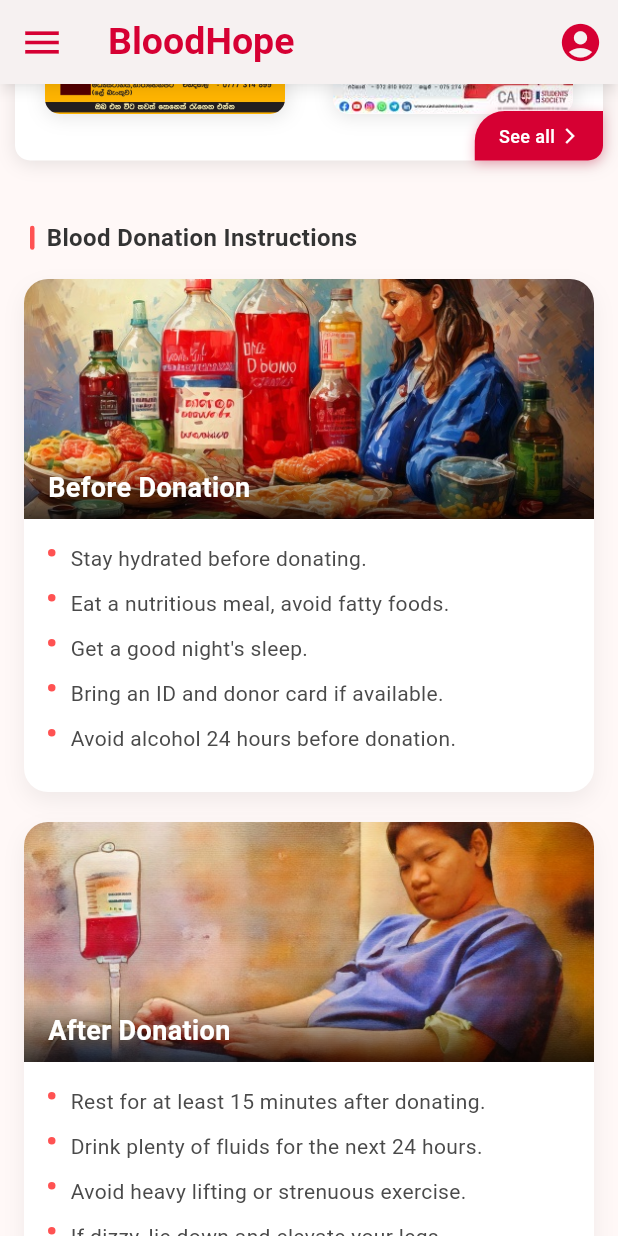
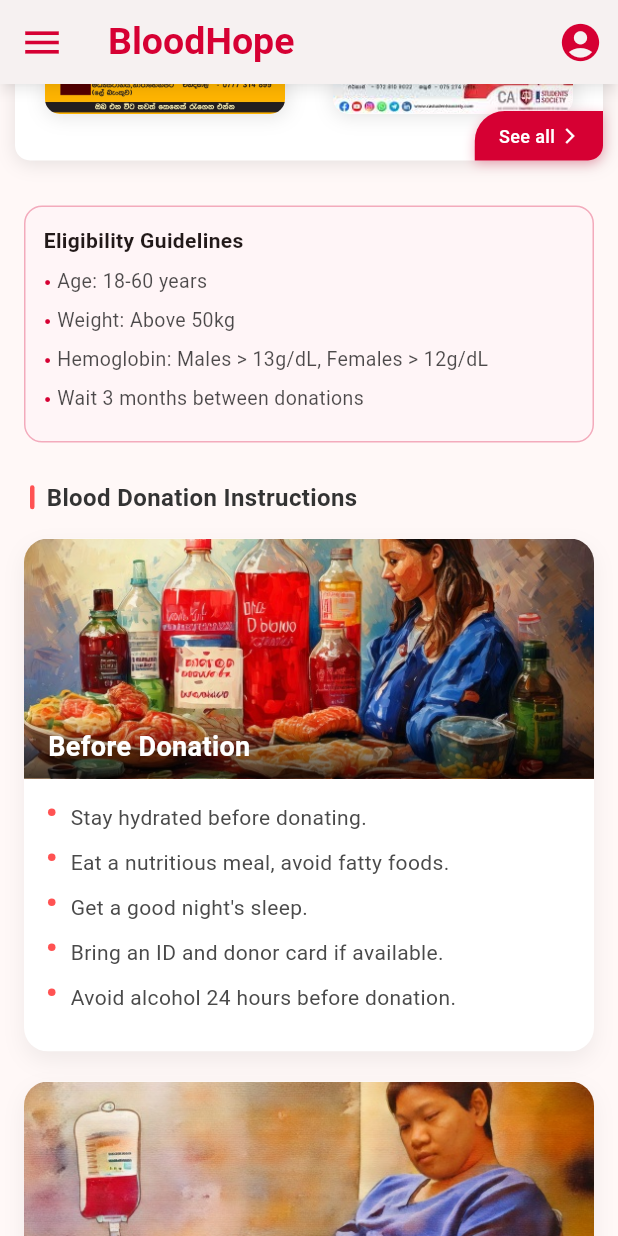
Before and after one commit to chamudithaperera/Flutter-Dart-project-05-Blood-Donation-App, a Flutter app: the HomePage screen opened directly, scrolled down 576 dp, on a phone screen of 412 x 824 dp. Run offline on Flutter 3.47's test engine with Material 3 defaults, Android fonts, the phone set to English and light mode, and no system bars.

Commit message:
add the fourth container and modify it

```diff
--- a/lib/pages/homePage.dart
+++ b/lib/pages/homePage.dart
@@ -1,6 +1,7 @@
 import 'package:flutter/material.dart';
 
 import '../widgets/homePage/firstContainer.dart';
+import '../widgets/homePage/fourthContainer.dart';
 import '../widgets/main_Appbar.dart';
 import '../widgets/homePage/secondContainer.dart';
 import '../widgets/homePage/thirdContainer.dart';
@@ -59,7 +60,8 @@ class _HomePageState extends State<HomePage> {
               ),
               const FirstContainer(),
               const SecondContainer(),
-              const ThirdContainer()
+              const ThirdContainer(),
+              const FourthContainer(),
             ],
           ),
         ));
--- a/lib/widgets/homePage/posterContainer.dart
+++ b/lib/widgets/homePage/posterContainer.dart
@@ -16,7 +16,7 @@ class PosterContainer extends StatelessWidget {
             height: 203,
             width: 160,
             decoration: BoxDecoration(
-              color: const Color.fromARGB(255, 255, 231, 237),
+              color: const Color(0xFFF5E6EA),
               borderRadius: BorderRadius.circular(10),
               boxShadow: [
                 BoxShadow(
--- a/lib/widgets/homePage/thirdContainer.dart
+++ b/lib/widgets/homePage/thirdContainer.dart
@@ -10,6 +10,38 @@ class ThirdContainer extends StatelessWidget {
       child: Column(
         crossAxisAlignment: CrossAxisAlignment.start,
         children: [
+          Container(
+            padding: const EdgeInsets.all(12),
+            decoration: BoxDecoration(
+              color: const Color(0xFFFFF5F7),
+              borderRadius: BorderRadius.circular(12),
+              border: Border.all(
+                color: const Color(0xFFD60033).withOpacity(0.3),
+                width: 1,
+              ),
+            ),
+            child: Column(
+              crossAxisAlignment: CrossAxisAlignment.start,
+              children: [
+                const Text(
+                  'Eligibility Guidelines',
+                  style: TextStyle(
+                    fontWeight: FontWeight.bold,
+                    fontSize: 14,
+                  ),
+                ),
+                const SizedBox(height: 8),
+                _buildBulletPoint('Age: 18-60 years'),
+                _buildBulletPoint('Weight: Above 50kg'),
+                _buildBulletPoint(
+                    'Hemoglobin: Males > 13g/dL, Females > 12g/dL'),
+                _buildBulletPoint('Wait 3 months between donations'),
+              ],
+            ),
+          ),
+          const SizedBox(
+            height: 15,
+          ),
           Padding(
             padding: const EdgeInsets.only(bottom: 16, left: 4, top: 10),
             child: Row(
@@ -160,4 +192,32 @@ class ThirdContainer extends StatelessWidget {
       ),
     );
   }
+
+  Widget _buildBulletPoint(String text) {
+    return Padding(
+      padding: const EdgeInsets.only(bottom: 6),
+      child: Row(
+        crossAxisAlignment: CrossAxisAlignment.start,
+        children: [
+          Text(
+            '• ',
+            style: TextStyle(
+              color: const Color(0xFFD60033),
+              fontSize: 14,
+              fontWeight: FontWeight.bold,
+            ),
+          ),
+          Expanded(
+            child: Text(
+              text,
+              style: TextStyle(
+                fontSize: 13,
+                color: Colors.black.withOpacity(0.7),
+              ),
+            ),
+          ),
+        ],
+      ),
+    );
+  }
 }
--- a/pubspec.yaml
+++ b/pubspec.yaml
@@ -42,6 +42,7 @@ dependencies:
   # Use with the CupertinoIcons class for iOS style icons.
   cupertino_icons: ^1.0.8
   liquid_progress_indicator: ^0.4.0
+  url_launcher: ^6.3.1
 
 dev_dependencies:
   flutter_test:
```
Also changed, not shown: lib/widgets/homePage/fourthContainer.dart (added, +255 -0 lines), pubspec.lock, 5 other files.
